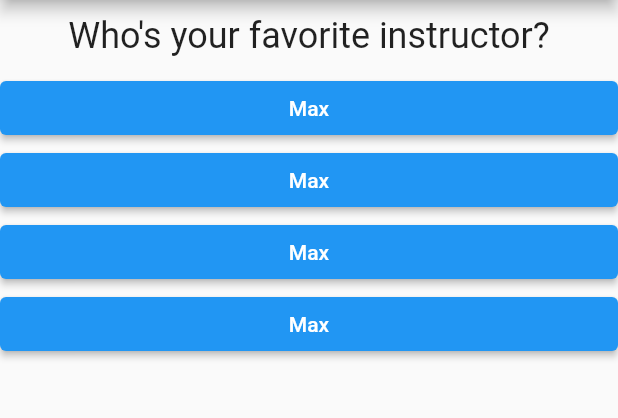
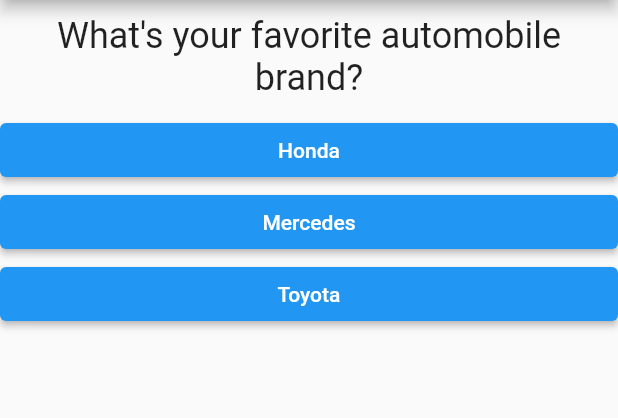
Before and after one commit to NicholasNgaruiya/Personality-Test-app, a Flutter app: the screen it shows after launch, after a tap on "Black", after a tap on "Snake", on a phone screen of 412 x 824 dp, the part 84-502 px from its top. Run offline on Flutter 3.47's test engine with Material 2 defaults, Android fonts, the phone set to English and light mode, and no system bars.

Commit message:
minor change

```diff
--- a/lib/main.dart
+++ b/lib/main.dart
@@ -58,12 +58,12 @@ class _MyAppState extends State<MyApp> {
         ],
       },
       {
-        'questionText': 'Who\'s your favorite instructor?',
+        'questionText': 'What\'s your favorite automobile brand?',
         'answers': [
-          {'text': 'Max', 'score': 1},
-          {'text': 'Max', 'score': 1},
-          {'text': 'Max', 'score': 1},
-          {'text': 'Max', 'score': 1},
+          {'text': 'Honda', 'score': 1},
+          {'text': 'Mercedes', 'score': 1},
+          {'text': 'Toyota', 'score': 1},
+          // {'text': 'Max', 'score': 1},
         ],
       },
     ];
```
